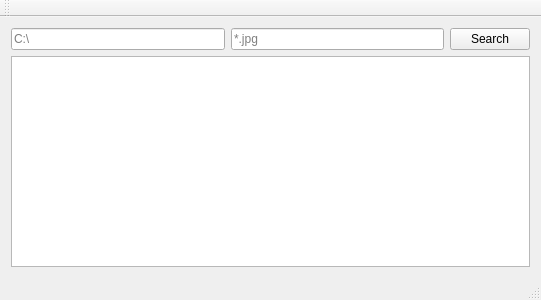
KowalskiThomas/QSearch, file mainwindow.ui: the form before one commit.
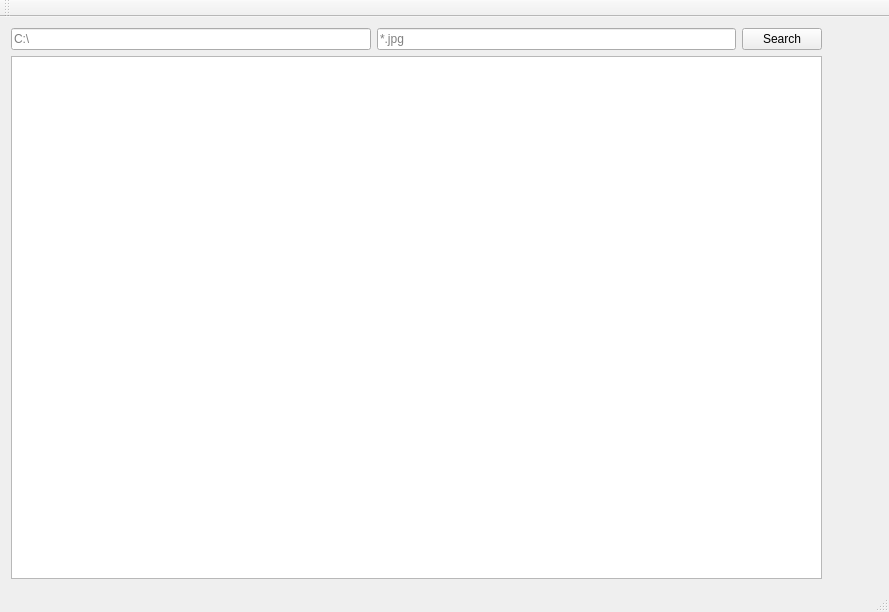
The form after the commit. Custom widgets are drawn as their Qt base class.

Patch:
```diff
--- a/mainwindow.ui
+++ b/mainwindow.ui
@@ -6,8 +6,8 @@
    <rect>
     <x>0</x>
     <y>0</y>
-    <width>541</width>
-    <height>300</height>
+    <width>889</width>
+    <height>612</height>
    </rect>
   </property>
   <property name="windowTitle">
@@ -43,6 +43,16 @@
     <item row="1" column="0">
      <widget class="ResultsTableView" name="results"/>
     </item>
+    <item row="0" column="1" rowspan="2">
+     <widget class="FileInfoWidget" name="widget" native="true">
+      <property name="minimumSize">
+       <size>
+        <width>50</width>
+        <height>0</height>
+       </size>
+      </property>
+     </widget>
+    </item>
    </layout>
   </widget>
   <widget class="QMenuBar" name="menuBar">
@@ -72,6 +82,12 @@
    <extends>QTableView</extends>
    <header>resultstableview.h</header>
   </customwidget>
+  <customwidget>
+   <class>FileInfoWidget</class>
+   <extends>QWidget</extends>
+   <header>fileinfowidget.h</header>
+   <container>1</container>
+  </customwidget>
  </customwidgets>
  <resources/>
  <connections/>
```
Left out of the diff: 2 changed lines with no effect on the pictures.
